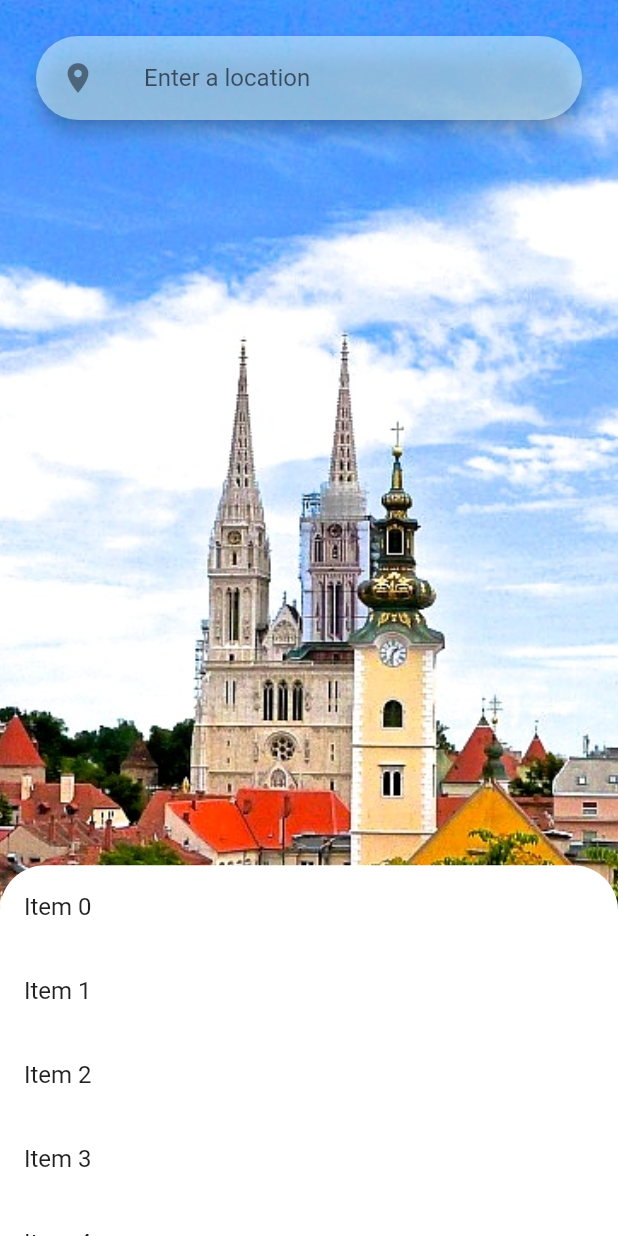
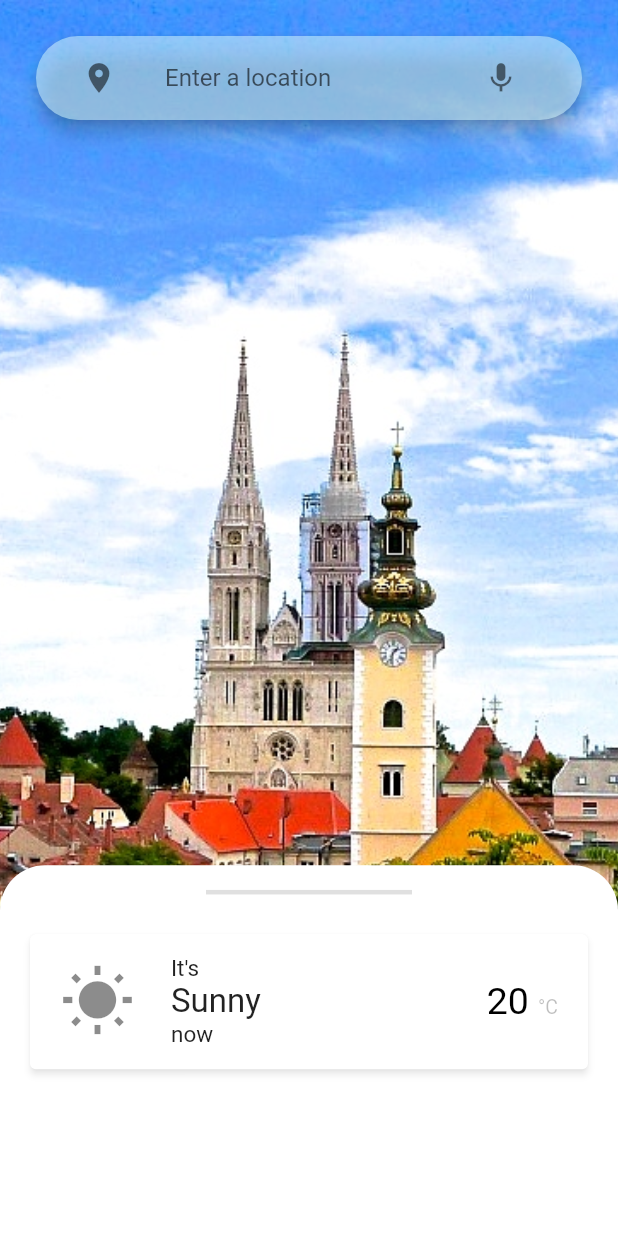
Before and after one commit to FilipLjubic/weather_app, a Flutter app: the screen it shows after launch, on a phone screen of 412 x 824 dp. Run offline on Flutter 3.47's test engine with Material 2 defaults, Android fonts, the phone set to English and light mode, and no system bars; our stand-ins replace weather_icons.

Commit message:
added card to draggable scrollable sheet

```diff
--- a/lib/screens/home.dart
+++ b/lib/screens/home.dart
@@ -1,6 +1,5 @@
 import 'package:flutter/material.dart';
 import 'package:weather_app/screens/future_days.dart';
-import 'future_days.dart';
 
 /// TODO: - fix search bar
 ///       - fix draggablescrollview
@@ -20,6 +19,7 @@ class Home extends StatelessWidget {
             Container(
               decoration: BoxDecoration(
                 image: DecorationImage(
+                  // change with image you get from api (probably networkimage huh)
                   image: AssetImage("images/zagreb.jpg"),
                   fit: BoxFit.cover,
                 ),
@@ -28,17 +28,19 @@ class Home extends StatelessWidget {
             Align(
               alignment: Alignment.topCenter,
               child: Container(
-                margin: EdgeInsets.fromLTRB(20.0, 20.0, 20.0, 0.0),
+                margin: const EdgeInsets.fromLTRB(20.0, 20.0, 20.0, 0.0),
                 child: Card(
                   elevation: 5.0,
                   shape: RoundedRectangleBorder(
                     borderRadius: BorderRadius.circular(30.0),
                   ),
-                  color: Color(0x99D2F6FF).withOpacity(0.55),
+                  color: const Color(0x99D2F6FF).withOpacity(0.55),
                   child: ListTile(
-                    leading: Icon(
+                    contentPadding:
+                        const EdgeInsets.symmetric(horizontal: 30.0),
+                    leading: const Icon(
                       Icons.location_on,
-                      color: Colors.black45,
+                      color: Colors.black54,
                     ),
                     title: TextField(
                       keyboardType: TextInputType.text,
@@ -49,6 +51,14 @@ class Home extends StatelessWidget {
                         hintText: "Enter a location",
                       ),
                     ),
+                    // make it shine while its being held
+                    trailing: IconButton(
+                      icon: const Icon(
+                        Icons.mic,
+                        color: Colors.black54,
+                      ),
+                      onPressed: () => print("mic"),
+                    ),
                   ),
                 ),
               ),
@@ -58,18 +68,69 @@ class Home extends StatelessWidget {
               minChildSize: 0.2,
               initialChildSize: 0.3,
               builder: (context, scrollController) => Container(
-                child: ListView.builder(
+                child: ListView(
                   controller: scrollController,
-                  itemCount: 5,
-                  itemBuilder: (context, index) => ListTile(
-                    title: GestureDetector(
-                      onTap: () => Navigator.push(
-                        context,
-                        MaterialPageRoute(builder: (_) => FutureDays()),
+                  children: [
+                    const SizedBox(
+                      height: 10.0,
+                    ),
+                    Divider(
+                      thickness: 3.0,
+                      endIndent: MediaQuery.of(context).size.width / 3,
+                      indent: MediaQuery.of(context).size.width / 3,
+                      color: Colors.black12,
+                    ),
+                    Card(
+                      elevation: 2.0,
+                      shadowColor: Colors.black45,
+                      margin: const EdgeInsets.symmetric(
+                          horizontal: 20.0, vertical: 20.0),
+                      child: ListTile(
+                        contentPadding: const EdgeInsets.symmetric(
+                            horizontal: 20.0, vertical: 10.0),
+                        leading: Icon(
+                          Icons.wb_sunny,
+                          size: 50.0,
+                        ),
+                        title: Padding(
+                          padding: const EdgeInsets.only(left: 8.0),
+                          child: Column(
+                            crossAxisAlignment: CrossAxisAlignment.start,
+                            children: [
+                              Text(
+                                "It's",
+                                style: TextStyle(fontSize: 15.0),
+                              ),
+                              Text(
+                                "Sunny",
+                                style: TextStyle(fontSize: 22.0),
+                              ),
+                              Text(
+                                "now",
+                                style: TextStyle(fontSize: 15.0),
+                              ),
+                            ],
+                          ),
+                        ),
+                        trailing: RichText(
+                          text: TextSpan(
+                            text: '20 ',
+                            style:
+                                TextStyle(fontSize: 25.0, color: Colors.black),
+                            children: [
+                              TextSpan(
+                                text: "°C",
+                                style: TextStyle(
+                                  fontSize: 13.0,
+                                  color: Colors.black26,
+                                ),
+                              ),
+                            ],
+                          ),
+                        ),
                       ),
-                      child: Text("Item $index"),
                     ),
-                  ),
+                  ],
                 ),
                 decoration: BoxDecoration(
                   shape: BoxShape.rectangle,
```
